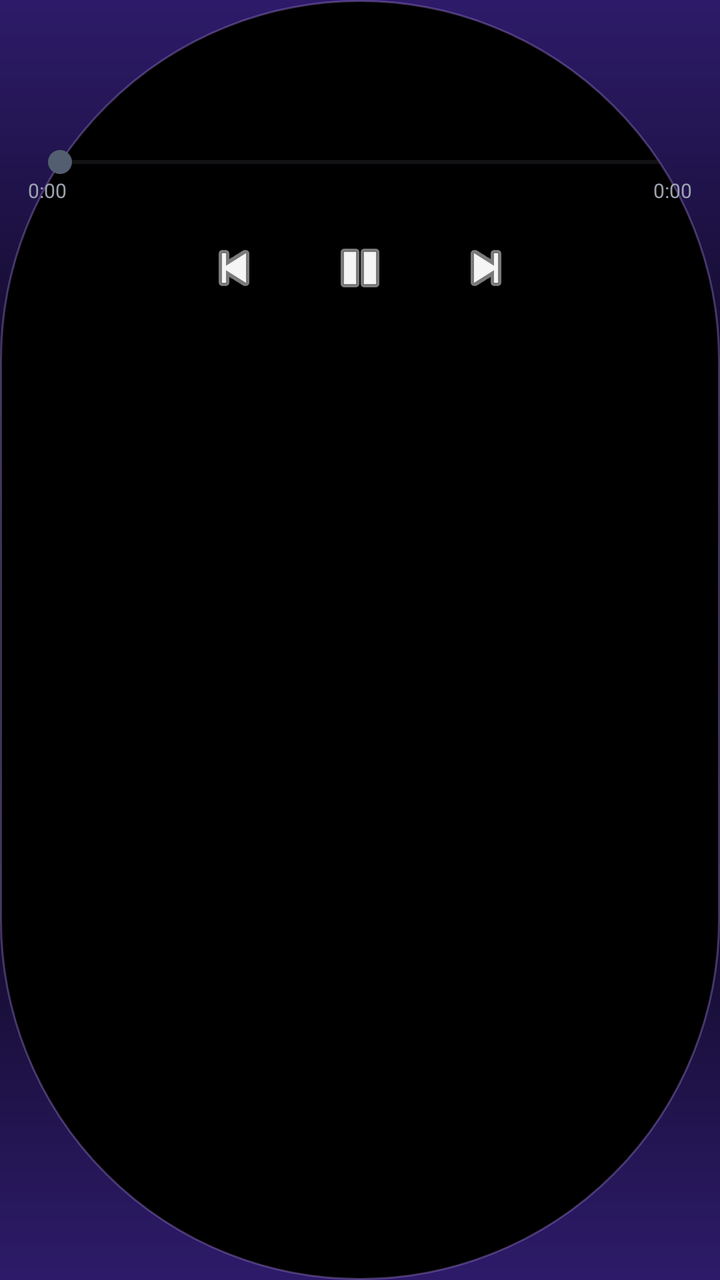
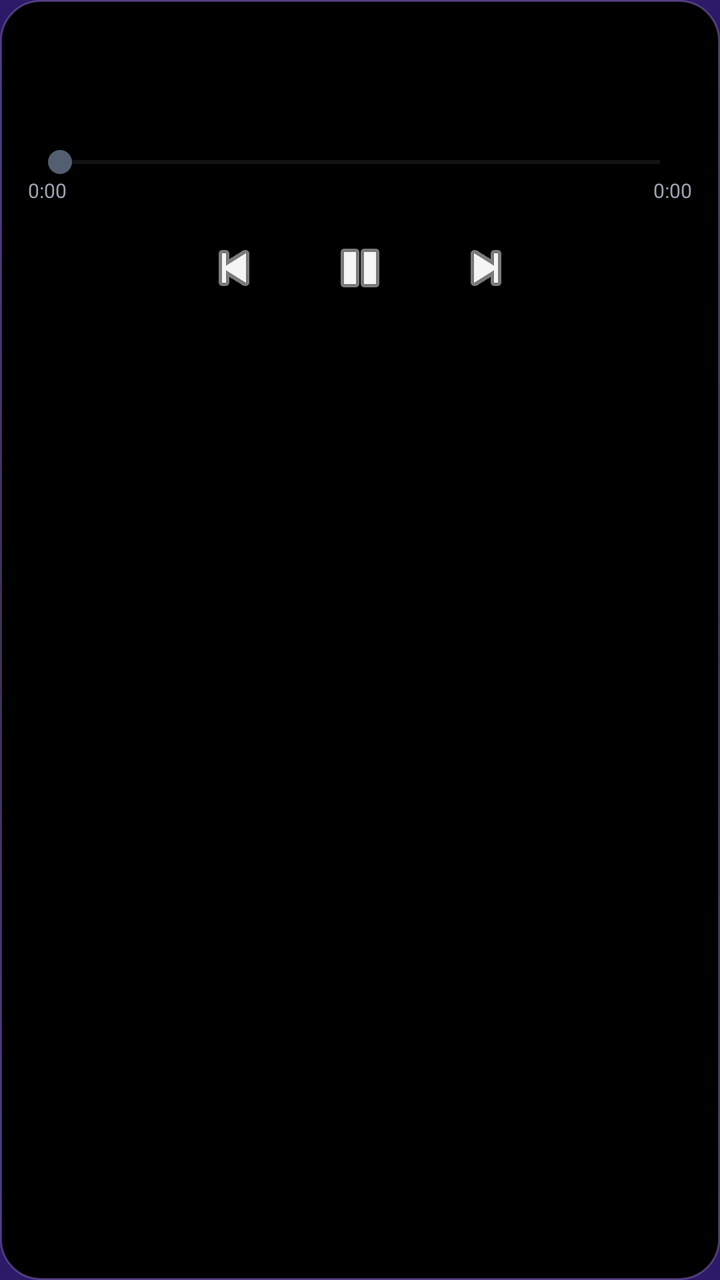

The first picture is an Android layout as it rendered before a commit; the second is the same layout after the commit. The layout source and the unified diff follow.
<!-- AndroidManifest.xml: application theme Theme.Superapp -->
<!-- res/layout/popup_music_controls.xml -->
<?xml version="1.0" encoding="utf-8"?>
<LinearLayout
    xmlns:android="http://schemas.android.com/apk/res/android"
    android:layout_width="280dp"
    android:layout_height="wrap_content"
    android:orientation="vertical"
    android:background="@drawable/bg_dynamic_island"
    android:padding="14dp">

    <LinearLayout
        android:layout_width="match_parent"
        android:layout_height="wrap_content"
        android:orientation="horizontal"
        android:gravity="center_vertical">

        <ImageView
            android:id="@+id/music_popup_icon"
            android:layout_width="48dp"
            android:layout_height="48dp"
            android:contentDescription="@null"
            android:clickable="true"
            android:focusable="true"
            android:background="?android:attr/selectableItemBackground" />

        <LinearLayout
            android:layout_width="0dp"
            android:layout_height="wrap_content"
            android:layout_weight="1"
            android:layout_marginStart="10dp"
            android:orientation="vertical">

            <TextView
                android:id="@+id/music_popup_title"
                android:layout_width="match_parent"
                android:layout_height="wrap_content"
                android:singleLine="true"
                android:ellipsize="marquee"
                android:marqueeRepeatLimit="marquee_forever"
                android:scrollHorizontally="true"
                android:focusable="true"
                android:focusableInTouchMode="true"
                android:textSize="14sp"
                android:textColor="#F5F5F5"
                android:fontFamily="sans-serif-medium"
                android:includeFontPadding="false" />

            <TextView
                android:id="@+id/music_popup_artist"
                android:layout_width="match_parent"
                android:layout_height="wrap_content"
                android:singleLine="true"
                android:ellipsize="end"
                android:textSize="11sp"
                android:textColor="#B4B4B4"
                android:layout_marginTop="2dp"
                android:includeFontPadding="false" />
        </LinearLayout>
    </LinearLayout>

    <SeekBar
        android:id="@+id/music_popup_progress"
        android:layout_width="match_parent"
        android:layout_height="wrap_content"
        android:layout_marginTop="10dp"
        android:max="1000"
        android:progress="0" />

    <LinearLayout
        android:layout_width="match_parent"
        android:layout_height="wrap_content"
        android:orientation="horizontal"
        android:layout_marginTop="-2dp">

        <TextView
            android:id="@+id/music_popup_time_elapsed"
            android:layout_width="wrap_content"
            android:layout_height="wrap_content"
            android:textSize="10sp"
            android:textColor="#9CA3AF"
            android:text="0:00" />

        <Space
            android:layout_width="0dp"
            android:layout_height="0dp"
            android:layout_weight="1" />

        <TextView
            android:id="@+id/music_popup_time_total"
            android:layout_width="wrap_content"
            android:layout_height="wrap_content"
            android:textSize="10sp"
            android:textColor="#9CA3AF"
            android:text="0:00" />
    </LinearLayout>

    <LinearLayout
        android:layout_width="match_parent"
        android:layout_height="wrap_content"
        android:orientation="horizontal"
        android:gravity="center"
        android:layout_marginTop="6dp">

        <ImageButton
            android:id="@+id/music_popup_prev"
            android:layout_width="42dp"
            android:layout_height="42dp"
            android:src="@android:drawable/ic_media_previous"
            android:background="?android:attr/selectableItemBackgroundBorderless"
            android:scaleType="centerInside"
            android:tint="#F5F5F5"
            android:contentDescription="@null" />

        <Space
            android:layout_width="16dp"
            android:layout_height="0dp" />

        <ImageButton
            android:id="@+id/music_popup_play_pause"
            android:layout_width="52dp"
            android:layout_height="52dp"
            android:src="@android:drawable/ic_media_pause"
            android:background="?android:attr/selectableItemBackgroundBorderless"
            android:scaleType="centerInside"
            android:tint="#F5F5F5"
            android:contentDescription="@null" />

        <Space
            android:layout_width="16dp"
            android:layout_height="0dp" />

        <ImageButton
            android:id="@+id/music_popup_next"
            android:layout_width="42dp"
            android:layout_height="42dp"
            android:src="@android:drawable/ic_media_next"
            android:background="?android:attr/selectableItemBackgroundBorderless"
            android:scaleType="centerInside"
            android:tint="#F5F5F5"
            android:contentDescription="@null" />
    </LinearLayout>
</LinearLayout>
<!-- resources referenced by this layout -->
<resources>
  <!-- drawable bg_dynamic_island (drawable) -->
  <?xml version="1.0" encoding="utf-8"?>
  <shape xmlns:android="http://schemas.android.com/apk/res/android"
      android:shape="rectangle">
      <solid android:color="#FF000000" />
      <stroke
          android:width="1dp"
          android:color="#55B794F4" />
      <corners android:radius="999dp" />
  </shape>
  <style name="Theme.Superapp" parent="Theme.Material3.DayNight.NoActionBar">
          
          <item name="colorPrimary">@color/cloud_primary</item>
          <item name="colorOnPrimary">@color/cloud_on_primary</item>
          <item name="colorPrimaryContainer">@color/cloud_primary_container</item>
          <item name="colorOnPrimaryContainer">@color/cloud_on_primary_container</item>
          <item name="colorSecondary">@color/cloud_secondary</item>
          <item name="colorSecondaryContainer">@color/cloud_secondary_container</item>
          <item name="colorOnSecondaryContainer">@color/cloud_on_secondary_container</item>
          <item name="colorTertiary">@color/cloud_tertiary</item>
          <item name="colorTertiaryContainer">@color/cloud_tertiary_container</item>
  
          
          <item name="android:windowBackground">@drawable/bg_gradient_black_purple</item>
          <item name="android:colorBackground">#FF000000</item>
  
          
          <item name="android:statusBarColor" tools:targetApi="lollipop">@android:color/transparent</item>
          <item name="android:navigationBarColor" tools:targetApi="lollipop">@android:color/transparent</item>
          <item name="android:windowDrawsSystemBarBackgrounds" tools:targetApi="lollipop">true</item>
          <item name="android:windowLightStatusBar" tools:targetApi="m">false</item>
          <item name="android:windowLightNavigationBar" tools:targetApi="o_mr1">false</item>
          <item name="android:enforceStatusBarContrast" tools:targetApi="q">false</item>
          <item name="android:enforceNavigationBarContrast" tools:targetApi="q">false</item>
  
          
          <item name="bottomNavigationStyle">@style/Widget.CloudSuperApp.BottomNavigationView</item>
  
          
          <item name="*android:tooltipFrameBackground">@drawable/bg_tooltip_transparent</item>
      </style>
  <color name="cloud_primary">#FF1565C0</color>
  <color name="cloud_on_primary">#FFFFFFFF</color>
  <color name="cloud_primary_container">#FFD0E4FF</color>
  <color name="cloud_on_primary_container">#FF001D36</color>
  <color name="cloud_secondary">#FF535F70</color>
  <color name="cloud_secondary_container">#FFD7E3F7</color>
  <color name="cloud_on_secondary_container">#FF101C2B</color>
  <color name="cloud_tertiary">#FF6B5778</color>
  <color name="cloud_tertiary_container">#FFF3DAFF</color>
  <!-- drawable bg_gradient_black_purple (drawable) -->
  <?xml version="1.0" encoding="utf-8"?>
  <shape xmlns:android="http://schemas.android.com/apk/res/android"
      android:shape="rectangle">
      <gradient
          android:type="linear"
          android:angle="270"
          android:startColor="#FF2D1B69"
          android:centerColor="#FF000000"
          android:endColor="#FF2D1B69" />
  </shape>
  <style name="Widget.CloudSuperApp.BottomNavigationView" parent="Widget.Material3.BottomNavigationView">
          <item name="itemActiveIndicatorStyle">@style/Widget.CloudSuperApp.BottomNavigationView.ActiveIndicator</item>
      </style>
  <!-- drawable bg_tooltip_transparent (drawable) -->
  <?xml version="1.0" encoding="utf-8"?>
  <shape xmlns:android="http://schemas.android.com/apk/res/android"
      android:shape="rectangle">
      <solid android:color="@android:color/transparent" />
  </shape>
  <style name="Widget.CloudSuperApp.BottomNavigationView.ActiveIndicator" parent="Widget.Material3.BottomNavigationView.ActiveIndicator">
          <item name="android:color">@color/cloud_primary_container</item>
      </style>
</resources>

<!-- the commit's change to res/layout/popup_music_controls.xml (unified diff, before → after) -->
@@ -4,7 +4,7 @@
     android:layout_width="280dp"
     android:layout_height="wrap_content"
     android:orientation="vertical"
-    android:background="@drawable/bg_dynamic_island"
+    android:background="@drawable/bg_music_popup"
     android:padding="14dp">
 
     <LinearLayout
<!-- resource entries referenced after the edit -->
@@ -1,6 +1,6 @@
 <!-- resources referenced by this layout -->
 <resources>
-  <!-- drawable bg_dynamic_island (drawable) -->
+  <!-- drawable bg_music_popup (drawable) -->
   <?xml version="1.0" encoding="utf-8"?>
   <shape xmlns:android="http://schemas.android.com/apk/res/android"
       android:shape="rectangle">
@@ -8,7 +8,7 @@
       <stroke
           android:width="1dp"
           android:color="#55B794F4" />
-      <corners android:radius="999dp" />
+      <corners android:radius="20dp" />
   </shape>
   <style name="Theme.Superapp" parent="Theme.Material3.DayNight.NoActionBar">
           
